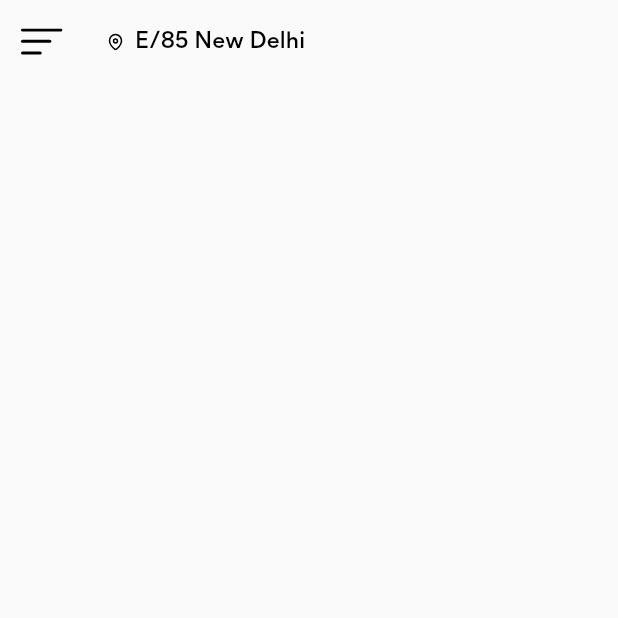
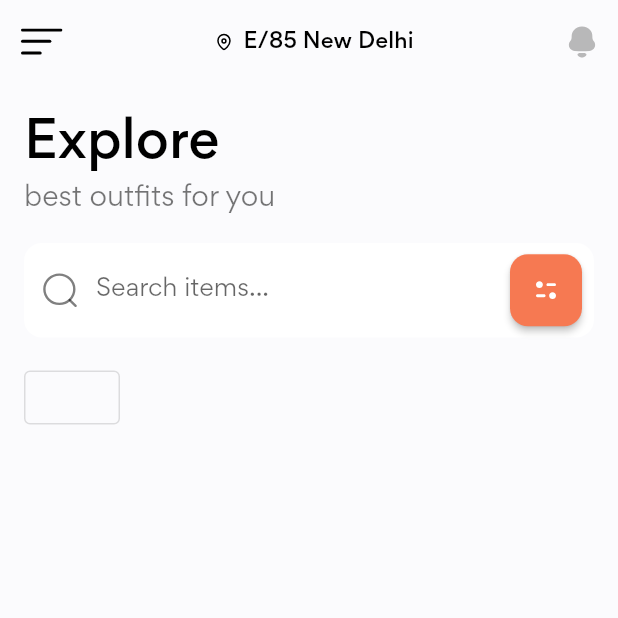
Before and after one commit to Vikram1997-hue/Shopping_App, a Flutter app: the screen it shows after launch, on a phone screen of 412 x 824 dp, the top half of it. Run offline on Flutter 3.47's test engine with Material 2 defaults, Android fonts, the light colour scheme and no system bars; our stand-ins replace flutter_svg.

Commit message:
header+search bar added to home page

```diff
--- a/lib/main.dart
+++ b/lib/main.dart
@@ -1,4 +1,5 @@
 import 'package:flutter/material.dart';
+import 'package:shopping_app/constants.dart';
 import 'package:shopping_app/screens/home/home_screen.dart';
 
 void main() {
@@ -17,6 +18,7 @@ class MyApp extends StatelessWidget {
       theme: ThemeData(
         primarySwatch: Colors.blue,
         fontFamily: "Gordita",
+        scaffoldBackgroundColor: bgColor,
         textTheme: const TextTheme(
           bodyText2: TextStyle(color: Colors.black54),
         ),
--- /dev/null
+++ b/lib/screens/home/components/search_form.dart
@@ -0,0 +1,53 @@
+import 'package:flutter/material.dart';
+import 'package:flutter_svg/svg.dart';
+import 'package:shopping_app/constants.dart';
+
+const OutlineInputBorder outlineInputBorder = OutlineInputBorder(
+  borderRadius: BorderRadius.all(Radius.circular(defaultBorderRadius)),
+  borderSide: BorderSide.none,
+);
+
+class SearchForm extends StatelessWidget {
+  const SearchForm({
+    Key key,
+  }) : super(key: key);
+
+  @override
+  Widget build(BuildContext context) {
+    return Form(
+      child: TextFormField(
+        decoration: InputDecoration(
+          hintText: "Search items...",
+          filled: true,
+          fillColor: Colors.white,
+          border: outlineInputBorder,
+          enabledBorder: outlineInputBorder,
+          focusedBorder: outlineInputBorder,
+          prefixIcon: Padding(
+            padding: const EdgeInsets.all(12),
+            child: SvgPicture.asset("assets/icons/Search.svg"),
+          ),
+          suffixIcon: Padding(
+            padding: const EdgeInsets.symmetric(horizontal: defaultPadding/2),
+            child: SizedBox(
+              height: 48,
+              width: 48,
+              child: ElevatedButton(
+                onPressed: () {},
+                style: ElevatedButton.styleFrom(
+                    primary: primaryColor,
+                    shape: RoundedRectangleBorder(
+                        borderRadius: BorderRadius.all(
+                          Radius.circular(defaultBorderRadius),
+                        )
+                    )
+                ),
+                child: SvgPicture.asset("assets/icons/Filter.svg"),
+              ),
+            ),
+          ),
+        ),
+      ),
+    );
+  }
+}
--- a/lib/screens/home/home_screen.dart
+++ b/lib/screens/home/home_screen.dart
@@ -1,6 +1,8 @@
 import 'package:flutter/material.dart';
 import 'package:flutter_svg/svg.dart';
 import 'package:shopping_app/constants.dart';
+import './components/search_form.dart';
+
 
 class HomeScreen extends StatelessWidget {
   //const HomeScreen({Key? key}) : super(key: key);
@@ -16,11 +18,41 @@ class HomeScreen extends StatelessWidget {
           icon: SvgPicture.asset("assets/icons/menu.svg"),
         ),
         title: Row(
+          mainAxisAlignment: MainAxisAlignment.center,
           children: [
             SvgPicture.asset("assets/icons/Location.svg"),
             SizedBox(width: defaultPadding/2),
             Text("E/85 New Delhi",style: Theme.of(context).textTheme.subtitle2,),
+          ],
+        ),
+        actions: [
+          IconButton(
+            onPressed: () {},
+            icon: SvgPicture.asset("assets/icons/Notification.svg"),
+          )
+        ],
+      ),
+      body: Padding(
+        padding: const EdgeInsets.all(defaultPadding),
+        child: Column(
+          crossAxisAlignment: CrossAxisAlignment.start,
+          children: [
+            Text("Explore", style: Theme.of(context)
+                .textTheme
+                .headline4
+                .copyWith(fontWeight: FontWeight.w500, color: Colors.black)
+            ),
+            Text(
+              "best outfits for you",
+              style: TextStyle(fontSize: 18),
+            ),
+            Padding(
+              padding: const EdgeInsets.symmetric(vertical: defaultPadding),
+              child: SearchForm(),
+            ),
+            OutlinedButton(
 
+            ),
           ],
         ),
       ),
```
